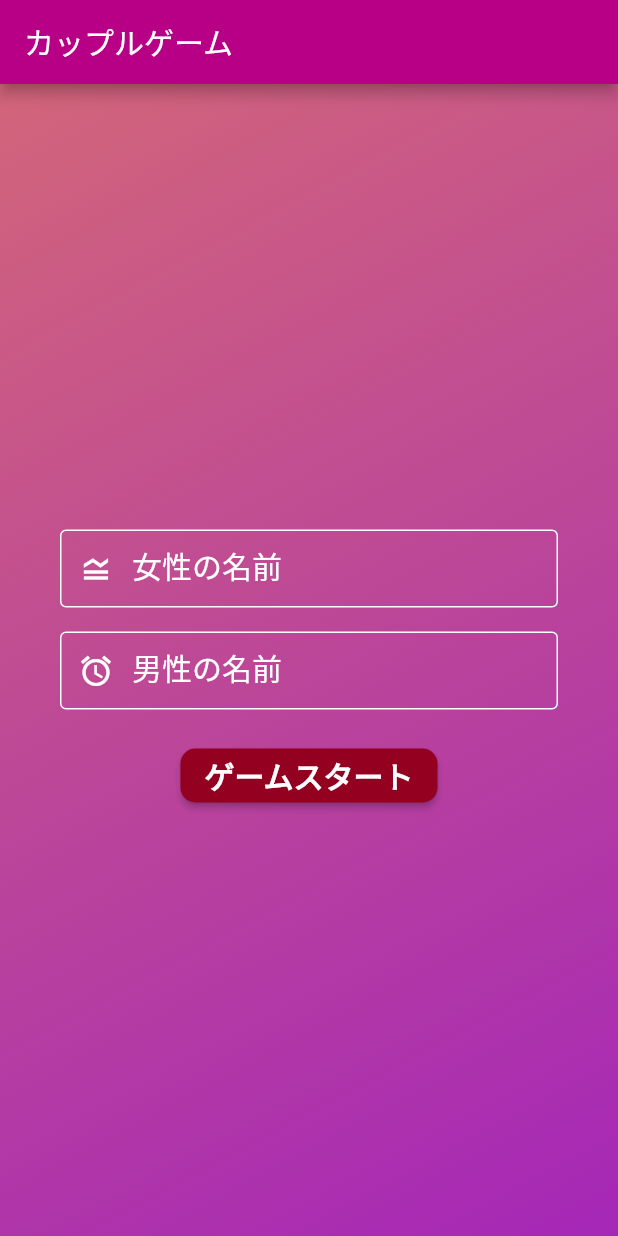
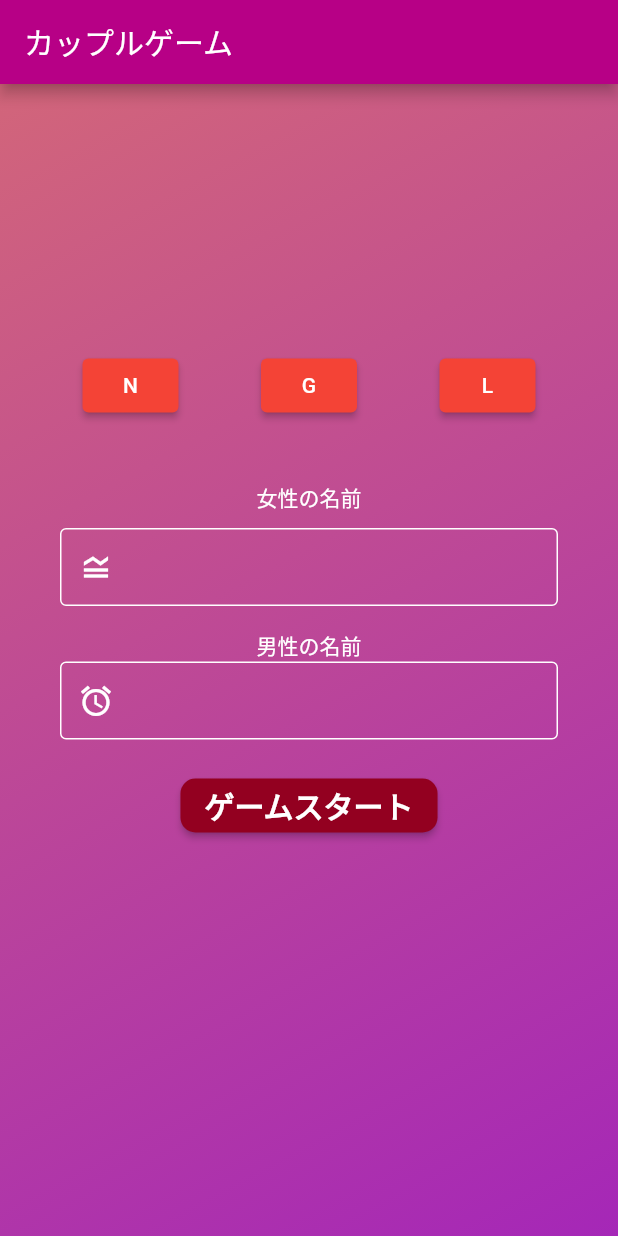
Before and after one commit to rootodd/test_couple_game, a Flutter app: the screen it shows after launch, on a phone screen of 412 x 824 dp. Run offline on Flutter 3.47's test engine with Material 2 defaults, Android fonts, the phone set to English and light mode, and no system bars.

Commit message:
ジェンダーボタンを追加

```diff
--- /dev/null
+++ b/lib/couple_gender.dart
@@ -0,0 +1,58 @@
+
+import 'package:flutter/cupertino.dart';
+import 'package:flutter/material.dart';
+import 'package:provider/provider.dart';
+
+class CoupleGenModel extends ChangeNotifier{
+
+  // 初期値
+  String _player_1 = '女性の名前';
+  String _player_2 = '男性の名前';
+
+  // ノーマルに変更
+  void changeGenN() {
+    _player_1 = '女性の名前';
+    _player_2 = '男性の名前';
+    notifyListeners();
+  }
+
+  // ゲイに変更
+  void changeGenG() {
+    _player_1 = '男性の名前';
+    _player_2 = '男性の名前';
+    notifyListeners();
+  }
+
+  // レズビアンに変更
+  void changeGenL() {
+    _player_1 = '女性の名前';
+    _player_2 = '女性の名前';
+    notifyListeners();
+  }
+}
+
+// player1のテキスト
+class CoupleGenText1 extends StatelessWidget{
+  @override
+  Widget build(BuildContext context) {
+    return Text(
+      '${Provider.of<CoupleGenModel>(context)._player_1}',
+      style: TextStyle(
+        color: Colors.white,
+      ),
+    );
+  }
+}
+
+// player2のテキスト
+class CoupleGenText2 extends StatelessWidget{
+  @override
+  Widget build(BuildContext context) {
+    return Text(
+      '${Provider.of<CoupleGenModel>(context)._player_2}',
+      style: TextStyle(
+        color: Colors.white,
+      ),
+    );
+  }
+}
--- a/lib/main.dart
+++ b/lib/main.dart
@@ -1,4 +1,6 @@
 import 'package:flutter/material.dart';
+import 'package:provider/provider.dart';
+import 'package:test_couple_game/couple_gender.dart';
 
 void main() {
   runApp(MyApp());
@@ -32,6 +34,8 @@ class AppPage extends StatelessWidget{
   }
 }
 
+
+
 class CoupleGameHome extends StatelessWidget{
 
   String player_1 = '';
@@ -39,7 +43,10 @@ class CoupleGameHome extends StatelessWidget{
 
   @override
   Widget build(BuildContext context) {
-    return Scaffold(
+    return ChangeNotifierProvider<CoupleGenModel>(
+      create: (context) => CoupleGenModel(),
+      child: Consumer<CoupleGenModel>(
+        builder: (context, model, child) => Scaffold(
           // キーボードを表示した時にレイアウトを崩さない
           resizeToAvoidBottomInset:  false,
 
@@ -69,15 +76,28 @@ class CoupleGameHome extends StatelessWidget{
               child: Column(
                 mainAxisAlignment: MainAxisAlignment.center,
                 children: [
+                  Row(
+                    mainAxisAlignment: MainAxisAlignment.spaceEvenly,
+                    children: [
+                      ElevatedButton(
+                        onPressed: model.changeGenN,
+                        child: Text('N'),
+                      ),
+                      ElevatedButton(
+                        onPressed: model.changeGenG,
+                        child: Text('G'),
+                      ),
+                      ElevatedButton(
+                        onPressed: model.changeGenL,
+                        child: Text('L'),
+                      ),
+                    ],
+                  ),
                   Padding(
-                  padding: EdgeInsets.all(4.0),
-                child: Text(
-                    '',
-                  style: TextStyle(
-                    color: Colors.white,
+                    padding: EdgeInsets.all(20.0),
+
                   ),
-                ),
-              ),
+                  CoupleGenText1(),
                   // プレイヤー名1の入力フィールド
                   Padding(
                     padding: EdgeInsets.only(top: 10, right: 40, bottom: 0, left: 40),
@@ -95,7 +115,7 @@ class CoupleGameHome extends StatelessWidget{
                           color: Colors.white,
                         ),
                         border: OutlineInputBorder(),
-                    labelText: '女性の名前',
+//                        labelText: '女性の名前',
                         labelStyle: TextStyle(
                           color: Colors.white,
                           fontSize: 20.0,
@@ -117,6 +137,7 @@ class CoupleGameHome extends StatelessWidget{
                           color: Colors.white
                       ),),
                   ),
+                  CoupleGenText2(),
                   // プレイヤー名2の入力フィールド
                   Padding(
                     padding: EdgeInsets.only(top: 0, right: 40, bottom: 0, left: 40),
@@ -134,8 +155,7 @@ class CoupleGameHome extends StatelessWidget{
                           color: Colors.white,
                         ),
                         border: OutlineInputBorder(),
-
-                    labelText: '男性の名前',
+//                        labelText: '男性の名前',
                         labelStyle: TextStyle(
                           color: Colors.white,
                           fontSize: 20.0,
@@ -179,7 +199,17 @@ class CoupleGameHome extends StatelessWidget{
                       ),
                     ),
                   ),
+                  Padding(
+                    padding: EdgeInsets.only(top: 0, right: 40, bottom: 50, left: 40),
+                    child: Text(
+                      '',
+                      style: TextStyle(
+                          color: Colors.white
+                      ),),
+                  ),
                 ],
+              ),
+            ),
           ),
         ),
       ),
--- a/pubspec.yaml
+++ b/pubspec.yaml
@@ -29,11 +29,13 @@ dependencies:
   # The following adds the Cupertino Icons font to your application.
   # Use with the CupertinoIcons class for iOS style icons.
   cupertino_icons: ^1.0.2
+  provider: ^4.1.2
 
 dev_dependencies:
   flutter_test:
     sdk: flutter
   flutter_native_splash: ^1.2.0
+  provider: ^4.1.2
 
 # For information on the generic Dart part of this file, see the
 # following page: https://dart.dev/tools/pub/pubspec
```
Also changed, not shown: pubspec.lock, 9 other files. Lines whose indentation alone changed are shown as unchanged.
